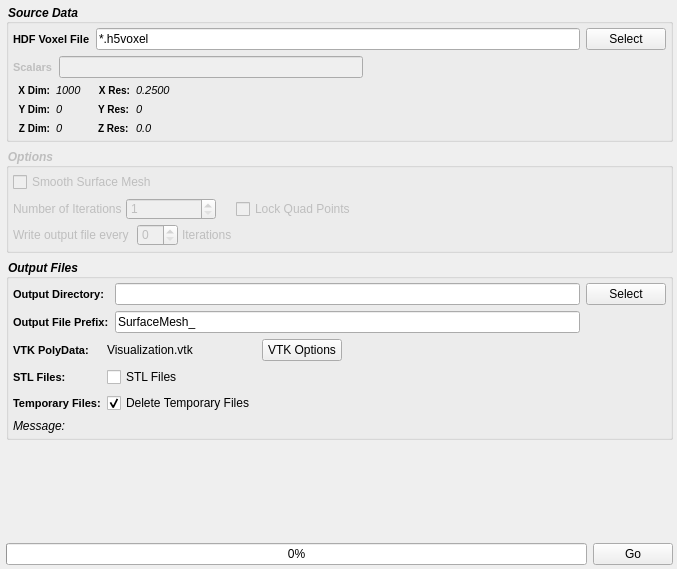
Before: the Qt Designer form Source/Plugins/SurfaceMesh/UI/SurfaceMeshWidget.ui in BlueQuartzSoftware/DREAM3D, drawn with Qt 5.
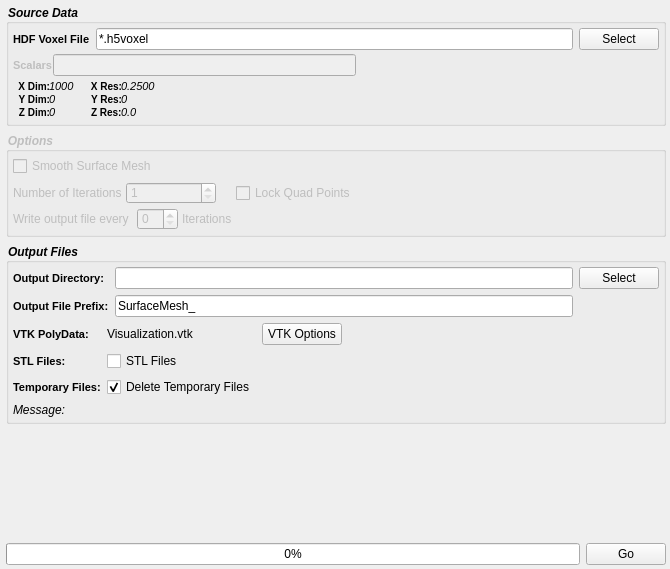
After: the same form once the commit is applied. Custom widgets are drawn as their Qt base class.

```diff
--- a/Source/Plugins/SurfaceMesh/UI/SurfaceMeshWidget.ui
+++ b/Source/Plugins/SurfaceMesh/UI/SurfaceMeshWidget.ui
@@ -6,7 +6,7 @@
    <rect>
     <x>0</x>
     <y>0</y>
-    <width>677</width>
+    <width>670</width>
     <height>569</height>
    </rect>
   </property>
@@ -47,6 +47,9 @@
       <string>Source Data</string>
      </property>
      <layout class="QGridLayout" name="gridLayout_2">
+      <property name="verticalSpacing">
+       <number>4</number>
+      </property>
       <property name="margin">
        <number>4</number>
       </property>
```
